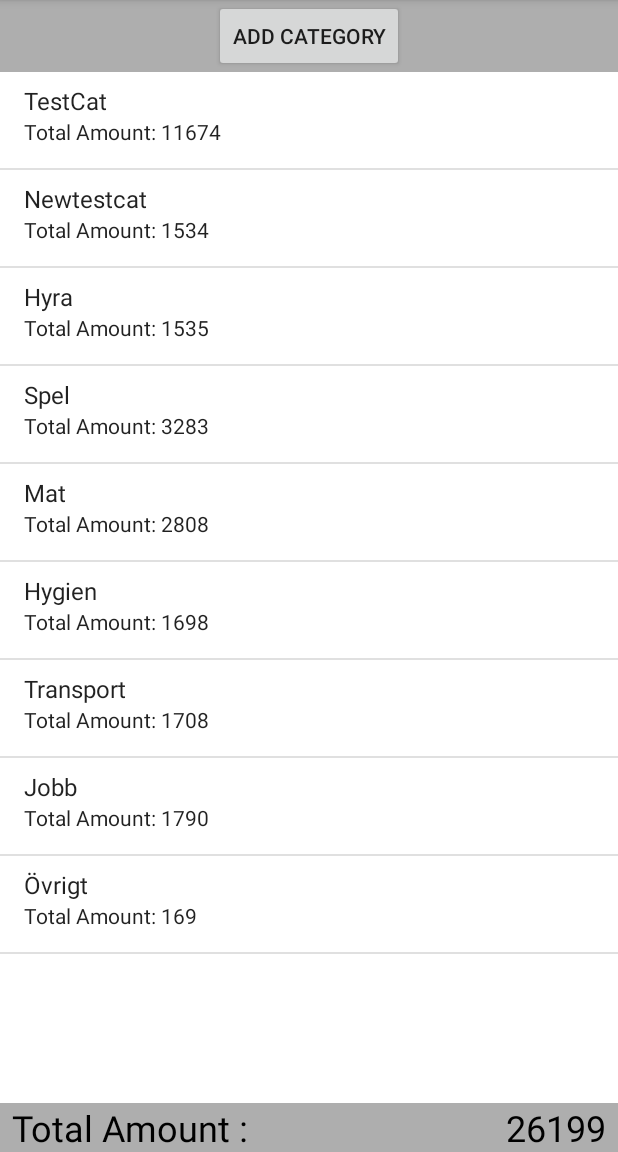
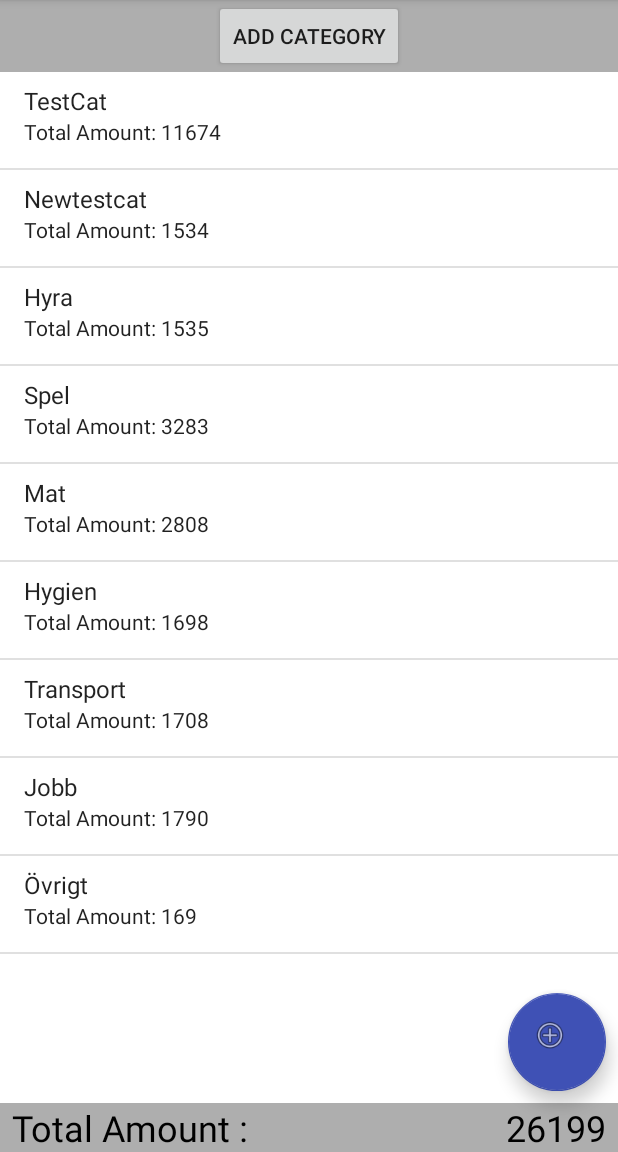
Before and after one commit to Yrrahz/ApplicationX, an Android app: the screen it shows after launch (MainActivity), on a phone screen of 412 x 824 dp, the part 84-1236 px from its top. Run offline under Robolectric (Android 15) with nearby library versions, the phone set to English and light mode, and no system bars.

Commit message:
Splitting off FAB. Too little usage currently. The idea for the FAB was for the user to add income, happens too rarely.

```diff
--- a/app/build.gradle
+++ b/app/build.gradle
@@ -25,4 +25,5 @@ dependencies {
     testImplementation 'junit:junit:4.12'
     androidTestImplementation 'com.android.support.test:runner:1.0.2'
     androidTestImplementation 'com.android.support.test.espresso:espresso-core:3.0.2'
+    compile 'com.android.support:design:26.1.0'
 }
--- a/app/src/main/java/booken/yrrah/applicationx/MainActivity.java
+++ b/app/src/main/java/booken/yrrah/applicationx/MainActivity.java
@@ -89,6 +89,10 @@ public class MainActivity extends AppCompatActivity {
         });
 
         builder.show();
+    }
+
+    public void floatingActionButtonPressed(View view){
+        Toast.makeText(getApplicationContext(),"Floating Action!", Toast.LENGTH_SHORT).show();
     }
 
     /**
--- a/app/src/main/res/layout/activity_main.xml
+++ b/app/src/main/res/layout/activity_main.xml
@@ -54,4 +54,17 @@
         app:layout_constraintBottom_toBottomOf="parent"
         app:layout_constraintEnd_toEndOf="parent" />
 
+    <android.support.design.widget.FloatingActionButton
+        android:id="@+id/floatingActionButton"
+        android:layout_width="65dp"
+        android:layout_height="65dp"
+        android:layout_marginBottom="8dp"
+        android:layout_marginEnd="8dp"
+        android:clickable="true"
+        android:focusable="true"
+        android:onClick="floatingActionButtonPressed"
+        app:layout_constraintBottom_toBottomOf="@+id/listCategories"
+        app:layout_constraintEnd_toEndOf="parent"
+        app:srcCompat="@android:drawable/ic_menu_add" />
+
 </android.support.constraint.ConstraintLayout>
--- a/app/src/main/res/values/colors.xml
+++ b/app/src/main/res/values/colors.xml
@@ -2,7 +2,8 @@
 <resources>
     <color name="colorPrimary">#3F51B5</color>
     <color name="colorPrimaryDark">#303F9F</color>
-    <color name="colorAccent">#FF4081</color>
+    <color name="colorAccent">#3F51B5</color>
+    <!--<color name="colorAccent">#FF4081</color>-->
 
     <color name="colorAccentWhite">#FFFFFF</color>
     <color name="colorAccentDark">#aeaeae</color>
```
